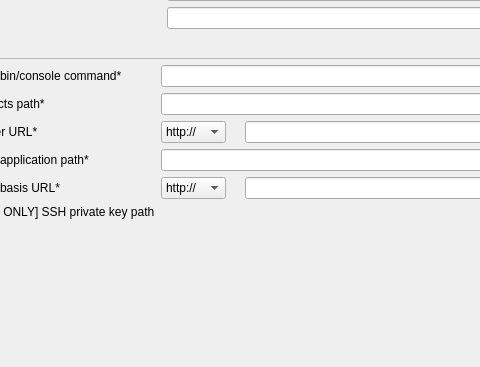
The window that dialogs/ui/server_config_dialog.ui (WhereGroup/QGIS2Mapbender) describes before a commit, drawn with Qt 5; both pictures show x 84 to 564 and y 201 to 568 of the 868 by 568 pixel window.
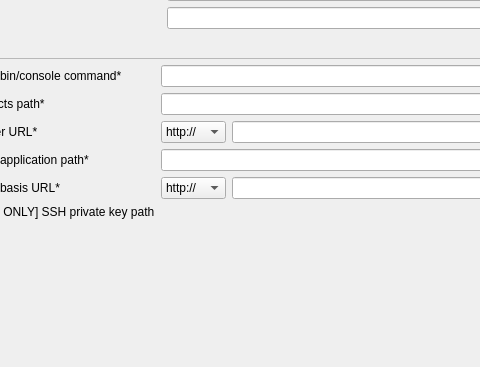
The same window after the commit. Icons and pictures are not drawn. Custom widgets are drawn as their Qt base class.

```diff
--- a/dialogs/ui/server_config_dialog.ui
+++ b/dialogs/ui/server_config_dialog.ui
@@ -191,13 +191,6 @@
               </item>
              </widget>
             </item>
-            <item>
-             <widget class="QLabel" name="serverConfigNameLabel2">
-              <property name="text">
-               <string/>
-              </property>
-             </widget>
-            </item>
             <item>
              <widget class="QLineEdit" name="qgisServerPathLineEdit"/>
             </item>
@@ -248,13 +241,6 @@
               </item>
              </widget>
             </item>
-            <item>
-             <widget class="QLabel" name="serverConfigNameLabel1">
-              <property name="text">
-               <string/>
-              </property>
-             </widget>
-            </item>
             <item>
              <widget class="QLineEdit" name="mbBasisUrlLineEdit">
               <property name="inputMethodHints">
```
